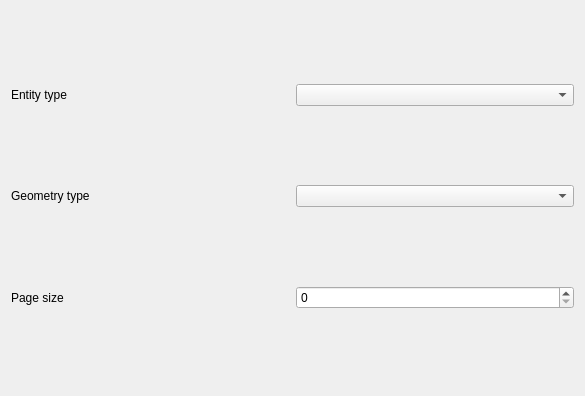
Old version of the form src/ui/qgssensorthingssourcewidgetbase.ui in the repository carsmie/QGIS.
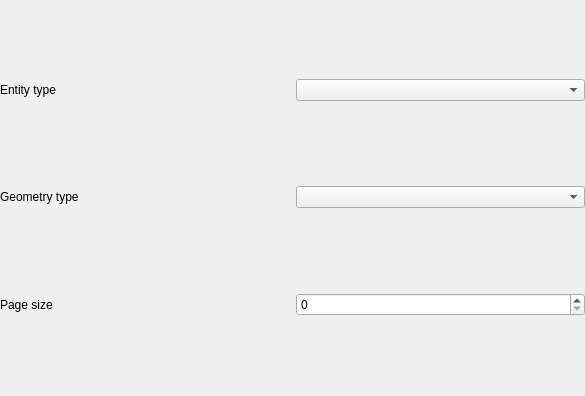
New version of the form. Custom widgets are drawn as their Qt base class.

The edit to the form file:
```diff
--- a/src/ui/qgssensorthingssourcewidgetbase.ui
+++ b/src/ui/qgssensorthingssourcewidgetbase.ui
@@ -14,6 +14,18 @@
    <string>QgsSensorThingsSourceWidgetBase</string>
   </property>
   <layout class="QGridLayout" name="gridLayout">
+   <property name="leftMargin">
+    <number>0</number>
+   </property>
+   <property name="topMargin">
+    <number>0</number>
+   </property>
+   <property name="rightMargin">
+    <number>0</number>
+   </property>
+   <property name="bottomMargin">
+    <number>0</number>
+   </property>
    <item row="0" column="1">
     <widget class="QComboBox" name="mComboEntityType"/>
    </item>
```
